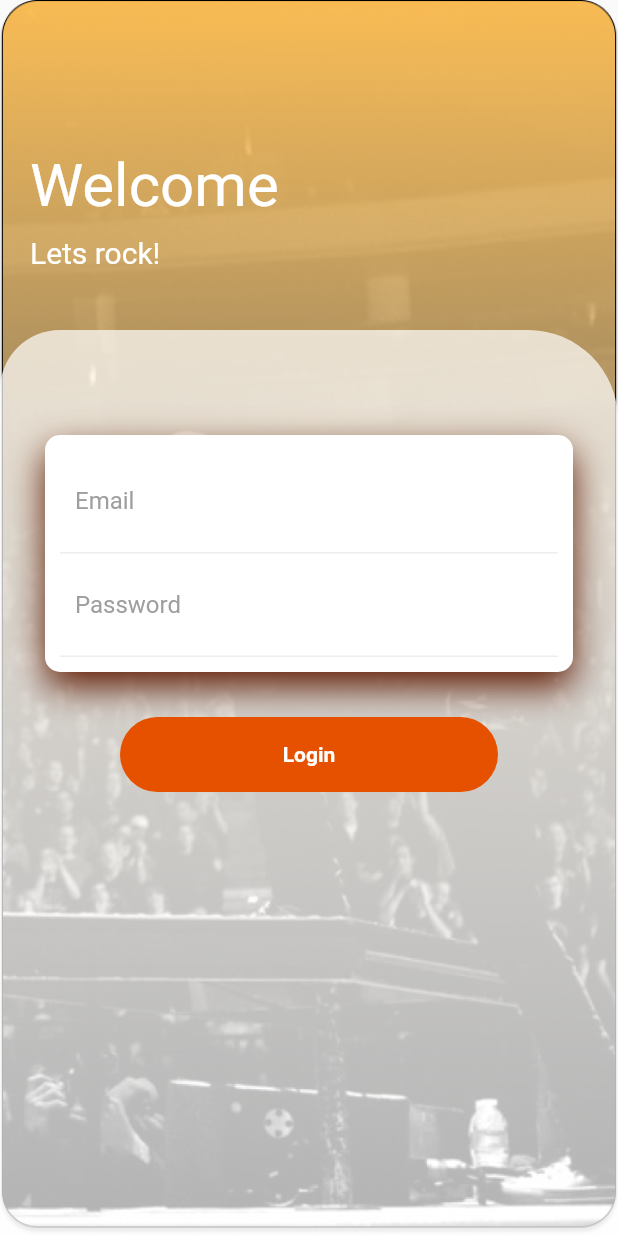
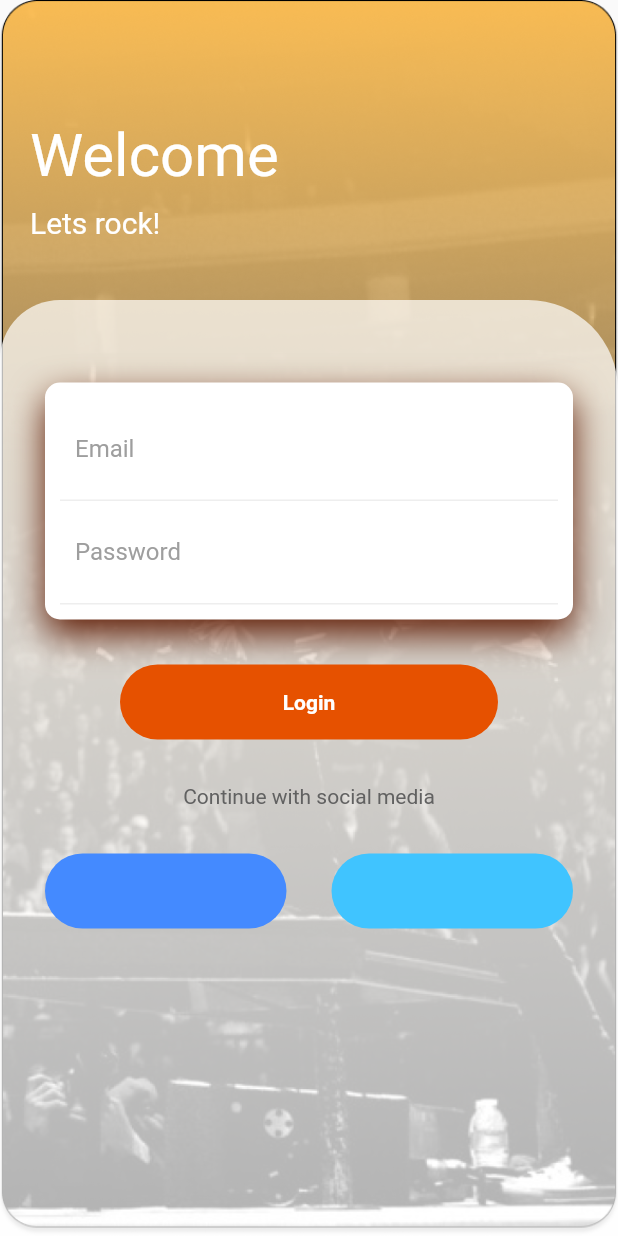
Before and after one commit to ErickJBS/setlist-hero-fl, a Flutter app: the screen it shows after launch, after a tap on "Ir a Login screen", on a phone screen of 412 x 824 dp. Run offline on Flutter 3.47's test engine with Material 2 defaults, Android fonts, the phone set to English and light mode, and no system bars.

Commit message:
Botones de redes sociales
Agregación de botones de redes sociales y separadores con SizedBoxes

```diff
--- a/lib/screens/login/index.dart
+++ b/lib/screens/login/index.dart
@@ -24,7 +24,7 @@ class _LoginScreenState extends State<LoginScreen> {
         child: Column(
           crossAxisAlignment: CrossAxisAlignment.start,
           children: <Widget>[
-            SizedBox(height: 80,),
+            SizedBox(height: 60,),
             Padding(
               padding: EdgeInsets.all(20),
               child: Column(
@@ -47,7 +47,7 @@ class _LoginScreenState extends State<LoginScreen> {
                   padding: EdgeInsets.all(30),
                   child: Column(
                     children: <Widget>[
-                      SizedBox(height: 40,),
+                      SizedBox(height: 25,),
                       Container(
                         padding: EdgeInsets.all(10),
                         decoration: BoxDecoration(
@@ -104,11 +104,29 @@ class _LoginScreenState extends State<LoginScreen> {
                           child: Text('Login', style: TextStyle(color: Colors.white, fontWeight: FontWeight.bold),),
                         ),
                       ),
-                      SizedBox(height: 70,),
+                      SizedBox(height: 30,),
+                      Text('Continue with social media', style: TextStyle(color: Colors.grey[700]),),
+                      SizedBox(height: 30,),
                       Row(
                         children: <Widget>[
-                          Container(
-
+                          Expanded(
+                            child: Container(
+                              height: 50,
+                              decoration: BoxDecoration(
+                                borderRadius: BorderRadius.circular(50),
+                                color: Colors.blueAccent
+                              ),
+                            ),
+                          ),
+                          SizedBox(width: 30,),  // separador para botones redes sociales
+                          Expanded(
+                            child: Container(
+                              height: 50,
+                              decoration: BoxDecoration(
+                                  borderRadius: BorderRadius.circular(50),
+                                  color: Colors.lightBlueAccent
+                              ),
+                            ),
                           ),
                         ],
                       ),
```
